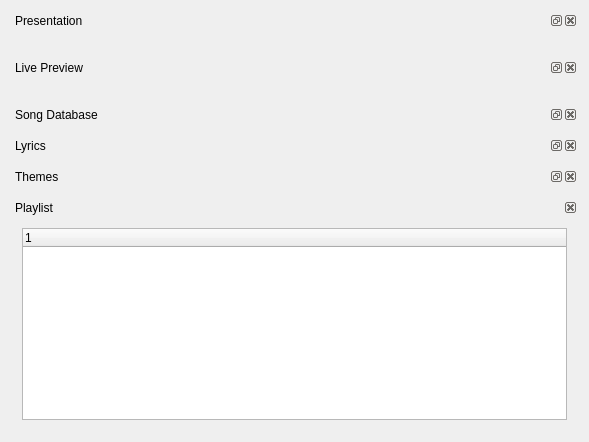
Qt form kworship/kworshipview_base.ui (amalon/kworship) before a commit.
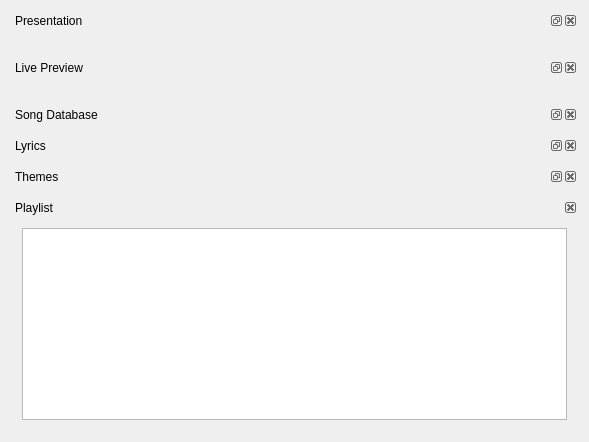
The same form after that commit.

Patch:
```diff
--- a/kworship/kworshipview_base.ui
+++ b/kworship/kworshipview_base.ui
@@ -147,13 +147,7 @@
       </property>
       <layout class="QVBoxLayout" name="verticalLayout_3" >
        <item>
-        <widget class="QTreeWidget" name="treeWidget" >
-         <column>
-          <property name="text" >
-           <string>1</string>
-          </property>
-         </column>
-        </widget>
+        <widget class="QTreeView" name="treeView" />
        </item>
       </layout>
      </widget>
```
